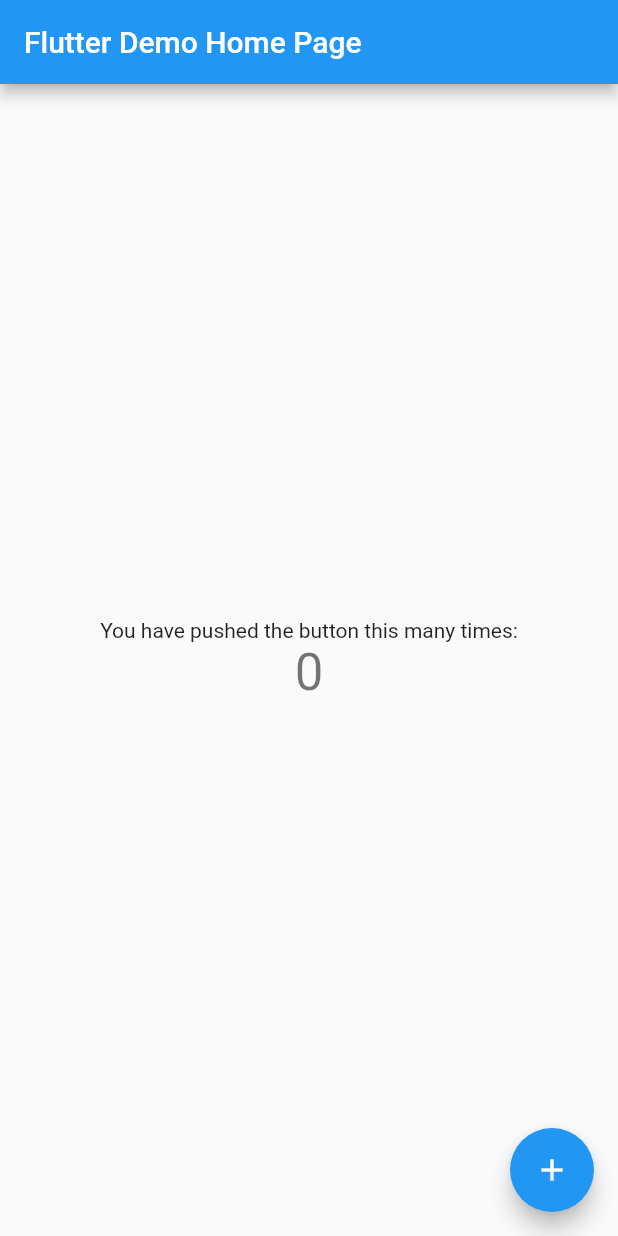
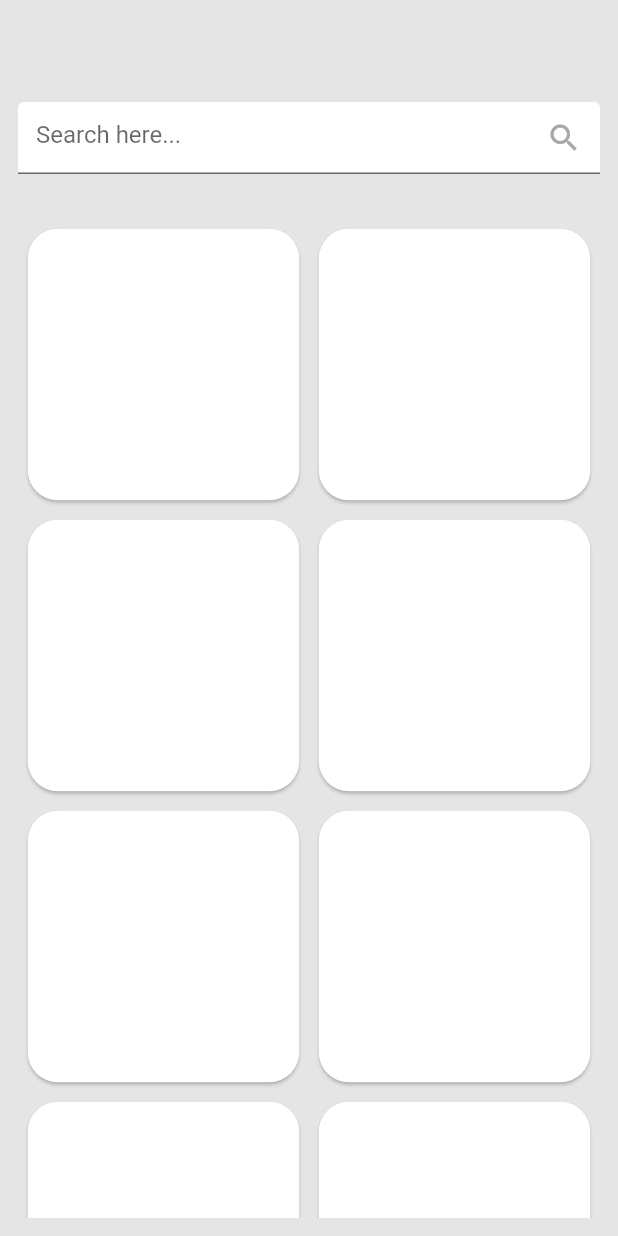
Before and after one commit to metaspook/eshop, a Flutter app: the screen it shows after launch, on a phone screen of 412 x 824 dp. Run offline on Flutter 3.47's test engine with Material 2 defaults, Android fonts, the phone set to English and light mode, and no system bars.

Commit message:
add widget search_bar, product grid

```diff
--- /dev/null
+++ b/lib/eshop_app.dart
@@ -0,0 +1,18 @@
+import 'package:eshop/pages/products_page.dart';
+import 'package:flutter/material.dart';
+
+class EShopApp extends StatelessWidget {
+  const EShopApp({super.key});
+
+  @override
+  Widget build(BuildContext context) {
+    return MaterialApp(
+      debugShowCheckedModeBanner: false,
+      title: 'Flutter Demo',
+      theme: ThemeData(
+        primarySwatch: Colors.blue,
+      ),
+      home: const ProductsPage(),
+    );
+  }
+}
--- a/lib/main.dart
+++ b/lib/main.dart
@@ -1,67 +1,6 @@
+import 'package:eshop/eshop_app.dart';
 import 'package:flutter/material.dart';
 
 void main() {
-  runApp(const MyApp());
+  runApp(const EShopApp());
 }
-
-class MyApp extends StatelessWidget {
-  const MyApp({super.key});
-
-  @override
-  Widget build(BuildContext context) {
-    return MaterialApp(
-      title: 'Flutter Demo',
-      theme: ThemeData(
-        primarySwatch: Colors.blue,
-      ),
-      home: const MyHomePage(title: 'Flutter Demo Home Page'),
-    );
-  }
-}
-
-class MyHomePage extends StatefulWidget {
-  const MyHomePage({super.key, required this.title});
-
-  final String title;
-
-  @override
-  State<MyHomePage> createState() => _MyHomePageState();
-}
-
-class _MyHomePageState extends State<MyHomePage> {
-  int _counter = 0;
-
-  void _incrementCounter() {
-    setState(() {
-      _counter++;
-    });
-  }
-
-  @override
-  Widget build(BuildContext context) {
-    return Scaffold(
-      appBar: AppBar(
-        title: Text(widget.title),
-      ),
-      body: Center(
-        child: Column(
-          mainAxisAlignment: MainAxisAlignment.center,
-          children: <Widget>[
-            const Text(
-              'You have pushed the button this many times:',
-            ),
-            Text(
-              '$_counter',
-              style: Theme.of(context).textTheme.headline4,
-            ),
-          ],
-        ),
-      ),
-      floatingActionButton: FloatingActionButton(
-        onPressed: _incrementCounter,
-        tooltip: 'Increment',
-        child: const Icon(Icons.add),
-      ),
-    );
-  }
-}
--- /dev/null
+++ b/lib/pages/products_page.dart
@@ -0,0 +1,62 @@
+import 'package:eshop/utils/utils.dart';
+import 'package:flutter/material.dart';
+
+class ProductsPage extends StatelessWidget {
+  const ProductsPage({super.key});
+
+  @override
+  Widget build(BuildContext context) {
+    const double sizedBoxHeight = 30;
+    return Scaffold(
+      backgroundColor: AppColors.scaffoldBackground,
+      appBar: AppBar(
+        backgroundColor: AppColors.transparent,
+        shadowColor: AppColors.transparent,
+      ),
+      body: Padding(
+        padding: const EdgeInsets.all(12),
+        child: Column(
+          children: [
+            // Search bar.
+            TextField(
+              decoration: InputDecoration(
+                  filled: true,
+                  fillColor: AppColors.card,
+                  hintText: 'Search here...',
+                  suffixIcon: IconButton(
+                      onPressed: () {},
+                      icon: const Icon(
+                        Icons.search_outlined,
+                        color: AppColors.searchIcon,
+                      )),
+                  focusedBorder: OutlineInputBorder(
+                    borderSide: const BorderSide(
+                      color: AppColors.card,
+                    ),
+                    borderRadius: BorderRadius.circular(20),
+                  )),
+            ),
+            const SizedBox(height: sizedBoxHeight),
+            Expanded(
+              child: GridView.builder(
+                shrinkWrap: true,
+                physics: const BouncingScrollPhysics(),
+                gridDelegate: const SliverGridDelegateWithFixedCrossAxisCount(
+                    crossAxisCount: 2),
+                itemCount: 10,
+                itemBuilder: (context, index) => Padding(
+                  padding: const EdgeInsets.all(2.5),
+                  child: Card(
+                    shape: RoundedRectangleBorder(
+                        borderRadius: BorderRadius.circular(20)),
+                    color: AppColors.card,
+                  ),
+                ),
+              ),
+            ),
+          ],
+        ),
+      ),
+    );
+  }
+}
--- /dev/null
+++ b/lib/utils/app_colors.dart
@@ -0,0 +1,9 @@
+import 'package:flutter/material.dart';
+
+class AppColors {
+  AppColors._();
+  static const scaffoldBackground = Color(0xFFE5E5E5);
+  static const card = Color(0xFFFFFFFF);
+  static const searchIcon = Color(0xFFA7A7A7);
+  static const transparent = Colors.transparent;
+}
--- /dev/null
+++ b/lib/utils/utils.dart
@@ -0,0 +1 @@
+export 'app_colors.dart';
```
Also changed, not shown: 1 other file.
